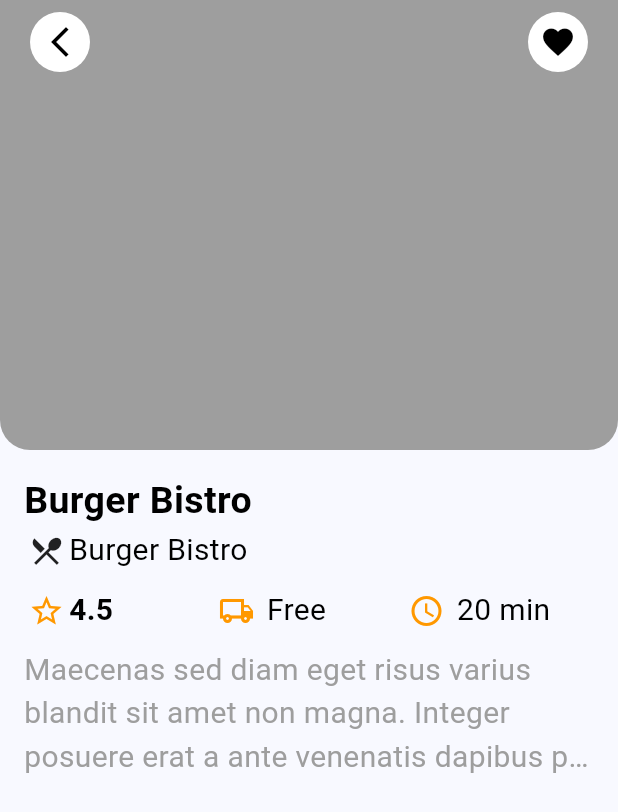
After one commit to TI-POLINDRA/PEMOBILE2-D4RPL2B-PRAKTIKUM4, a Flutter app: the FoodDetailsV2Screen screen opened by its route, on a phone screen of 412 x 824 dp. The commit adds this screen. Shown: the top 812 px of the screen. Run offline on Flutter 3.47's test engine with Material 3 defaults, Android fonts, the phone set to English and light mode, and no system bars; our stand-ins replace flutter_screenutil.

Commit message:
ui: food details V2 40%

```diff
--- /dev/null
+++ b/lib/features/food details V2/food_details_v2_screen.dart
@@ -0,0 +1,186 @@
+import 'package:flutter/material.dart';
+
+class FoodDetailsV2Screen extends StatefulWidget {
+  const FoodDetailsV2Screen({super.key});
+
+  @override
+  State<FoodDetailsV2Screen> createState() => _FoodDetailsV2ScreenState();
+}
+
+class _FoodDetailsV2ScreenState extends State<FoodDetailsV2Screen> {
+  @override
+  Widget build(BuildContext context) {
+    return Scaffold(
+      extendBody: true,
+      extendBodyBehindAppBar: true,
+      appBar: AppBar(
+        automaticallyImplyLeading: false,
+        backgroundColor: Colors.transparent,
+        title: Row(
+          mainAxisAlignment: MainAxisAlignment.spaceBetween,
+          children: [
+            IconButton(
+              style: ButtonStyle(
+                  backgroundColor: WidgetStatePropertyAll(Colors.white)),
+              color: Colors.black,
+              icon: Icon(Icons.arrow_back_ios_new),
+              onPressed: () {},
+            ),
+            IconButton(
+              style: ButtonStyle(
+                  backgroundColor: WidgetStatePropertyAll(Colors.white)),
+              color: Colors.black,
+              icon: Icon(Icons.favorite),
+              onPressed: () {},
+            )
+          ],
+        ),
+      ),
+      body: SizedBox(
+        width: MediaQuery.of(context).size.width,
+        height: MediaQuery.of(context).size.height,
+        child: SingleChildScrollView(
+          child: Column(
+            children: [
+              Container(
+                width: MediaQuery.of(context).size.width,
+                height: 300,
+                decoration: BoxDecoration(
+                    color: Colors.grey,
+                    borderRadius: BorderRadius.only(
+                        bottomLeft: Radius.circular(20),
+                        bottomRight: Radius.circular(20))),
+              ),
+              Padding(
+                padding: EdgeInsets.fromLTRB(16, 16, 16, 0),
+                child: Column(
+                  children: [
+                    SizedBox(
+                      width: MediaQuery.of(context).size.width,
+                      child: Text(
+                        "Burger Bistro",
+                        textAlign: TextAlign.left,
+                        style: TextStyle(
+                            fontSize: 25,
+                            fontWeight: FontWeight.bold,
+                            color: Colors.black),
+                      ),
+                    ),
+                    SizedBox(
+                      width: MediaQuery.of(context).size.width,
+                      child: Row(
+                        children: [
+                          Container(
+                            width: 30,
+                            height: 30,
+                            decoration: BoxDecoration(shape: BoxShape.circle),
+                            child: Icon(Icons.local_dining_outlined),
+                          ),
+                          Text(
+                            "Burger Bistro",
+                            textAlign: TextAlign.left,
+                            overflow: TextOverflow.ellipsis,
+                            style: TextStyle(fontSize: 20, color: Colors.black),
+                          ),
+                        ],
+                      ),
+                    ),
+                    SizedBox(
+                      height: 10,
+                    ),
+                    SizedBox(
+                      width: MediaQuery.of(context).size.width,
+                      child: Row(
+                        children: [
+                          Expanded(
+                            child: Row(
+                              children: [
+                                Container(
+                                  width: 30,
+                                  height: 30,
+                                  decoration:
+                                      BoxDecoration(shape: BoxShape.circle),
+                                  child: Icon(
+                                    Icons.star_border_outlined,
+                                    color: Colors.orange[500],
+                                  ),
+                                ),
+                                Text(
+                                  "4.5",
+                                  textAlign: TextAlign.left,
+                                  style: TextStyle(
+                                      fontSize: 20,
+                                      fontWeight: FontWeight.bold,
+                                      color: Colors.black),
+                                ),
+                              ],
+                            ),
+                          ),
+                          Expanded(
+                            child: Row(
+                              children: [
+                                Container(
+                                  width: 30,
+                                  height: 30,
+                                  decoration:
+                                      BoxDecoration(shape: BoxShape.circle),
+                                  child: Icon(
+                                    Icons.local_shipping_outlined,
+                                    color: Colors.orange[500],
+                                  ),
+                                ),
+                                Text(
+                                  " Free",
+                                  textAlign: TextAlign.left,
+                                  style: TextStyle(
+                                      fontSize: 20, color: Colors.black),
+                                ),
+                              ],
+                            ),
+                          ),
+                          Expanded(
+                            child: Row(
+                              children: [
+                                Container(
+                                  width: 30,
+                                  height: 30,
+                                  decoration:
+                                      BoxDecoration(shape: BoxShape.circle),
+                                  child: Icon(
+                                    Icons.access_time,
+                                    color: Colors.orange[500],
+                                  ),
+                                ),
+                                Text(
+                                  " 20 min",
+                                  textAlign: TextAlign.left,
+                                  style: TextStyle(
+                                      fontSize: 20, color: Colors.black),
+                                ),
+                              ],
+                            ),
+                          )
+                        ],
+                      ),
+                    ),
+                    SizedBox(height: 10,),
+                    SizedBox(
+                      width: MediaQuery.of(context).size.width,
+                      child: Text(
+                        "Maecenas sed diam eget risus varius blandit sit amet non magna. Integer posuere erat a ante venenatis dapibus posuere velit aliquet.",
+                        maxLines: 3,
+                        textAlign: TextAlign.left,
+                        overflow: TextOverflow.ellipsis,
+                        style: TextStyle(fontSize: 20, color: Colors.grey),
+                      ),
+                    ),
+                  ],
+                ),
+              )
+            ],
+          ),
+        ),
+      ),
+    );
+  }
+}
--- a/lib/main.dart
+++ b/lib/main.dart
@@ -1,5 +1,6 @@
 import 'package:flutter/material.dart';
 import 'package:flutter_screenutil/flutter_screenutil.dart';
+import 'package:pemobile2_d4rpl3b_praktikum4/features/food%20details%20V2/food_details_v2_screen.dart';
 import 'package:pemobile2_d4rpl3b_praktikum4/screens/login_screen.dart';
 import 'package:pemobile2_d4rpl3b_praktikum4/utils/router_check.dart';
 
@@ -26,6 +27,8 @@ class MyApp extends StatelessWidget {
           routes: {
             '/': (context) => const RouterCheck(),
             '/login': (context) => const LoginScreen(),
+            '/food_details_v2': (context) => const FoodDetailsV2Screen(),
+
           },
         );
       },
```
Also changed, not shown: lib/features/food details V2/food_details_v2_controller.dart (added), lib/features/food details V2/food_details_v2_state.dart (added).
